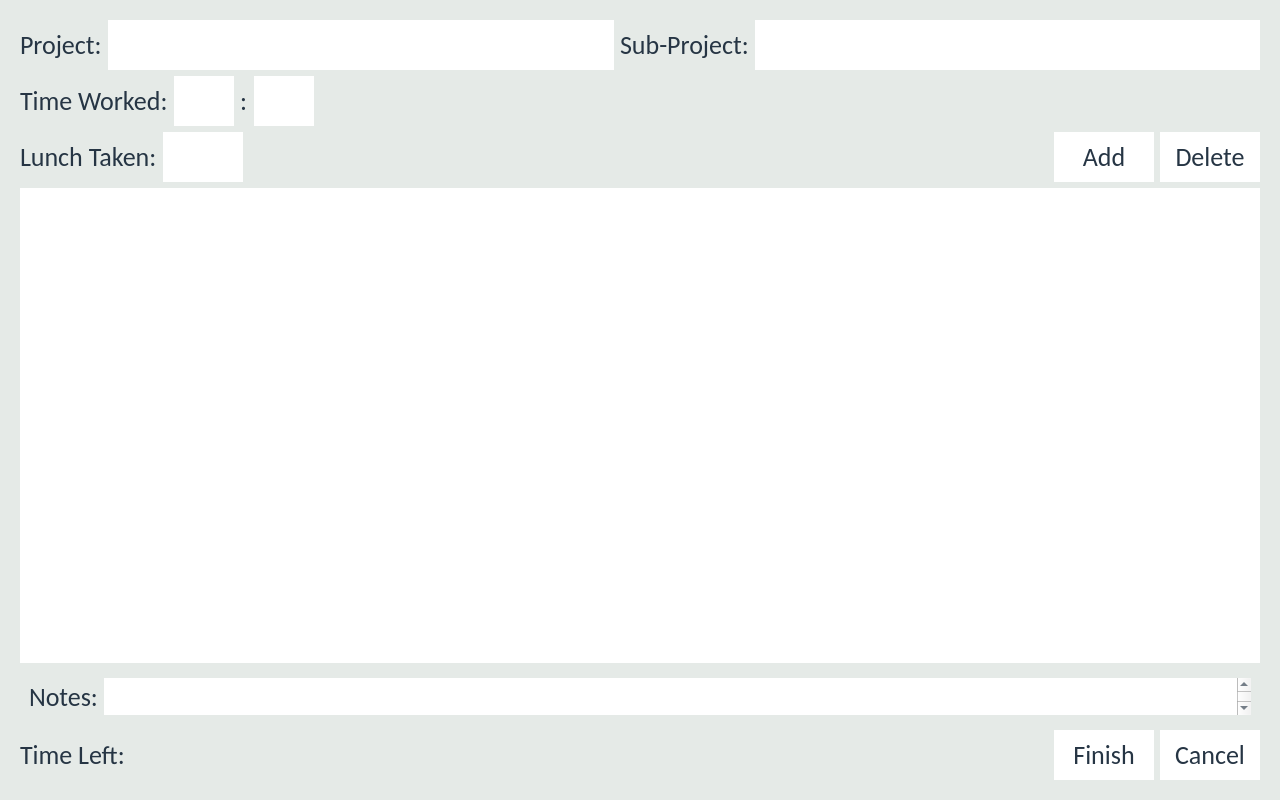
The window that Source/Time-Track/clockoutform.ui (joshuawootonn/time-track) describes before a commit, drawn with Qt 5.
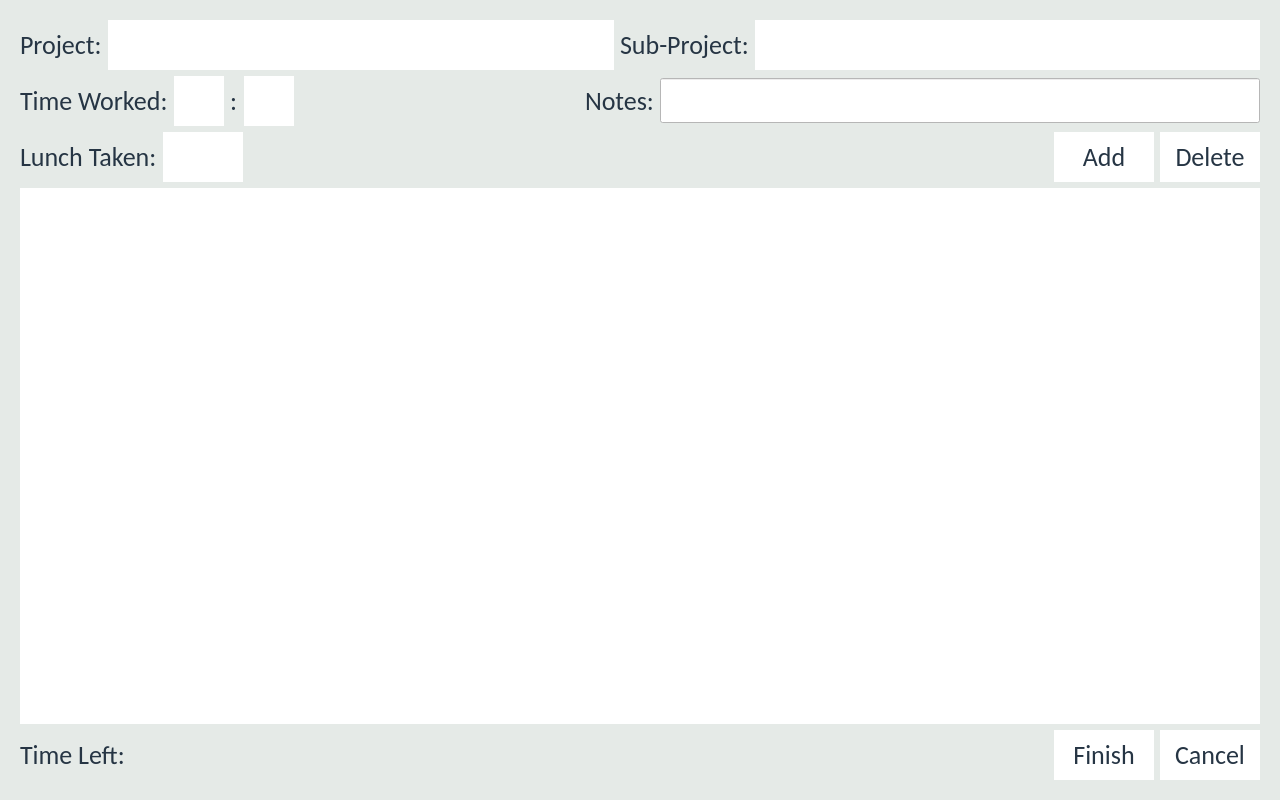
The same window after the commit.

The edit to the form file:
```diff
--- a/Source/Time-Track/clockoutform.ui
+++ b/Source/Time-Track/clockoutform.ui
@@ -48,6 +48,14 @@
 border:none;
 }
 
+QLineEdit{ 
+background-color:#FFFFFF;
+ border: 0px solid 263544;	
+}
+QLineEdit:hover{ 
+background-color:#FFFFFF;
+ border: 1px solid 263544;	
+}
 
 
 QTableWidget{
@@ -232,12 +240,15 @@
                   </property>
                   <property name="maximumSize">
                    <size>
-                    <width>60</width>
+                    <width>50</width>
                     <height>16777215</height>
                    </size>
                   </property>
                   <property name="editable">
-                   <bool>true</bool>
+                   <bool>false</bool>
+                  </property>
+                  <property name="currentText">
+                   <string/>
                   </property>
                   <property name="maxVisibleItems">
                    <number>13</number>
@@ -273,12 +284,12 @@
                   </property>
                   <property name="maximumSize">
                    <size>
-                    <width>60</width>
+                    <width>50</width>
                     <height>16777215</height>
                    </size>
                   </property>
                   <property name="editable">
-                   <bool>true</bool>
+                   <bool>false</bool>
                   </property>
                  </widget>
                 </item>
@@ -295,6 +306,56 @@
                   </property>
                  </spacer>
                 </item>
+                <item>
+                 <widget class="QWidget" name="DescriptionWidget" native="true">
+                  <property name="maximumSize">
+                   <size>
+                    <width>16777215</width>
+                    <height>45</height>
+                   </size>
+                  </property>
+                  <layout class="QHBoxLayout" name="horizontalLayout_3">
+                   <property name="topMargin">
+                    <number>0</number>
+                   </property>
+                   <property name="rightMargin">
+                    <number>0</number>
+                   </property>
+                   <property name="bottomMargin">
+                    <number>0</number>
+                   </property>
+                   <item>
+                    <widget class="QLabel" name="label_2">
+                     <property name="maximumSize">
+                      <size>
+                       <width>16777215</width>
+                       <height>45</height>
+                      </size>
+                     </property>
+                     <property name="text">
+                      <string>Notes:</string>
+                     </property>
+                    </widget>
+                   </item>
+                   <item>
+                    <widget class="QLineEdit" name="Description">
+                     <property name="minimumSize">
+                      <size>
+                       <width>600</width>
+                       <height>45</height>
+                      </size>
+                     </property>
+                     <property name="maximumSize">
+                      <size>
+                       <width>45</width>
+                       <height>16777215</height>
+                      </size>
+                     </property>
+                    </widget>
+                   </item>
+                  </layout>
+                 </widget>
+                </item>
                </layout>
               </item>
               <item>
@@ -408,41 +469,6 @@
             </attribute>
            </widget>
           </item>
-          <item>
-           <widget class="QWidget" name="DescriptionWidget" native="true">
-            <property name="maximumSize">
-             <size>
-              <width>16777215</width>
-              <height>55</height>
-             </size>
-            </property>
-            <layout class="QHBoxLayout" name="horizontalLayout_3">
-             <item>
-              <widget class="QLabel" name="label_2">
-               <property name="maximumSize">
-                <size>
-                 <width>16777215</width>
-                 <height>45</height>
-                </size>
-               </property>
-               <property name="text">
-                <string>Notes:</string>
-               </property>
-              </widget>
-             </item>
-             <item>
-              <widget class="QTextEdit" name="Description">
-               <property name="maximumSize">
-                <size>
-                 <width>16777215</width>
-                 <height>45</height>
-                </size>
-               </property>
-              </widget>
-             </item>
-            </layout>
-           </widget>
-          </item>
          </layout>
         </item>
        </layout>
```
Left out of the diff: 2 changed lines with no effect on the pictures.
